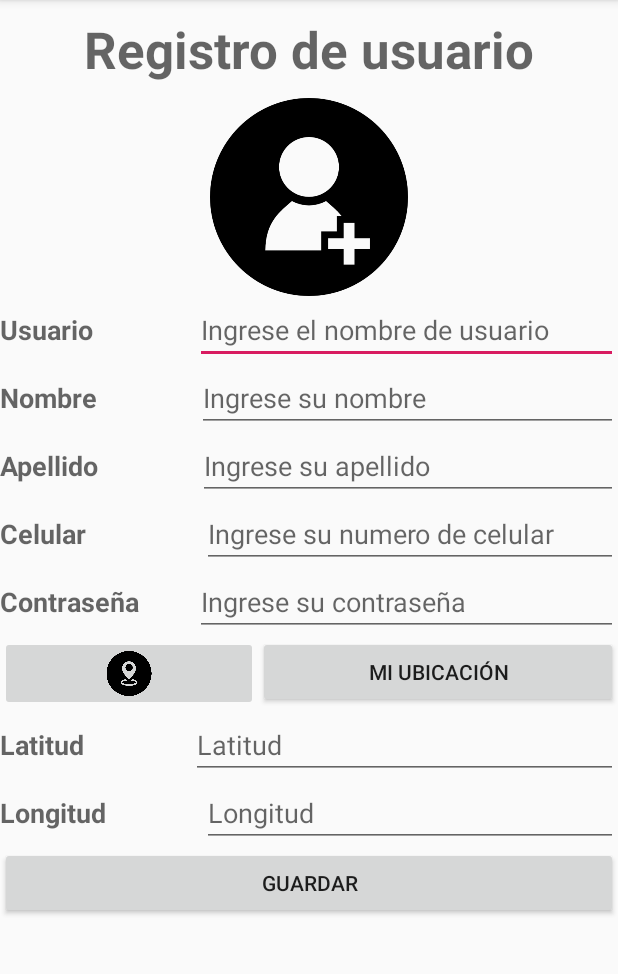
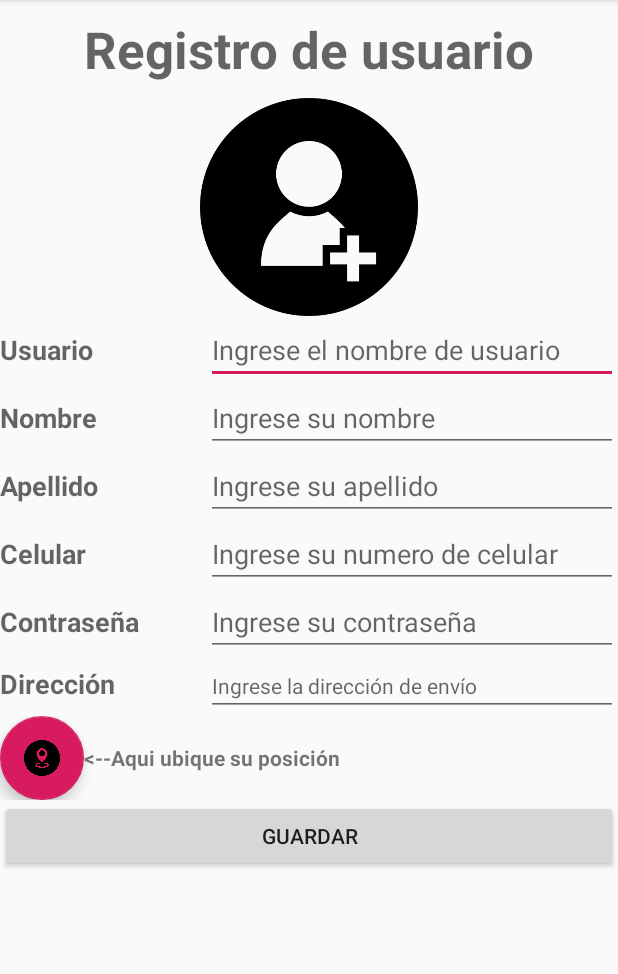
Before and after one commit to AlexAdriano1618/AppComida, an Android app: the Registro screen opened directly, with no data from a screen before it, on a phone screen of 412 x 824 dp, the part 84-1058 px from its top. Run offline under Robolectric (Android 15) with nearby library versions, the phone set to English and light mode, and no system bars.

Commit message:
12-02-2020 registro nuevo

```diff
--- a/app/src/main/java/com/alex/appcomida/Registro.java
+++ b/app/src/main/java/com/alex/appcomida/Registro.java
@@ -1,14 +1,28 @@
 package com.alex.appcomida;
 
 import androidx.appcompat.app.AppCompatActivity;
+import androidx.core.app.ActivityCompat;
 
+import android.Manifest;
+import android.content.Context;
 import android.content.Intent;
+import android.content.pm.PackageManager;
+import android.location.Address;
+import android.location.Geocoder;
+import android.location.Location;
+import android.location.LocationListener;
+import android.location.LocationManager;
+import android.location.LocationProvider;
 import android.os.Bundle;
+import android.provider.Settings;
+import android.util.Log;
 import android.view.View;
 import android.widget.Button;
 import android.widget.EditText;
 import android.widget.ImageButton;
 import android.widget.Toast;
+
+import com.google.android.material.floatingactionbutton.FloatingActionButton;
 
 import org.json.JSONException;
 import org.json.JSONObject;
@@ -18,12 +32,16 @@ import java.io.IOException;
 import java.net.HttpURLConnection;
 import java.net.MalformedURLException;
 import java.net.URL;
+import java.util.List;
+import java.util.Locale;
 
 public class Registro extends AppCompatActivity {
 
-    EditText nom, ape, usu, cel, con;
-    Button guar, miubi;
-    ImageButton mygps;
+    EditText nom, ape, usu, cel, con, dir;
+    Button guar;
+    FloatingActionButton mygps;
+    Double lat, lon;
+
     @Override
     protected void onCreate(Bundle savedInstanceState) {
         super.onCreate(savedInstanceState);
@@ -34,16 +52,10 @@ public class Registro extends AppCompatActivity {
         usu = findViewById(R.id.txtUsu);
         cel = findViewById(R.id.txtCel);
         con = findViewById(R.id.txtPwd);
+        dir = findViewById(R.id.txtDir);
         guar = findViewById(R.id.btnGuardar);
-        miubi = findViewById(R.id.btnMyGPS);
-        mygps = findViewById(R.id.imgbtnubi);
+        mygps = findViewById(R.id.FABMyPos);
 
-        miubi.setOnClickListener(new View.OnClickListener() {
-            @Override
-            public void onClick(View v) {
-                miUbicacion();
-            }
-        });
         mygps.setOnClickListener(new View.OnClickListener() {
             @Override
             public void onClick(View v) {
@@ -62,6 +74,14 @@ public class Registro extends AppCompatActivity {
 
             }
         });
+
+        if (ActivityCompat.checkSelfPermission(this, Manifest.permission.ACCESS_FINE_LOCATION) != PackageManager.PERMISSION_GRANTED && ActivityCompat.checkSelfPermission(this, Manifest.permission.ACCESS_COARSE_LOCATION) != PackageManager.PERMISSION_GRANTED) {
+            ActivityCompat.requestPermissions(this, new String[]{Manifest.permission.ACCESS_FINE_LOCATION,}, 1000);
+        } else {
+            locationStart();
+        }
+
+
 
     }
     public void miUbicacion(){
@@ -85,6 +105,9 @@ public class Registro extends AppCompatActivity {
             parametrosPost.put("celular", cel.getText());
             parametrosPost.put("usuar", usu.getText());
             parametrosPost.put("pass", con.getText());
+            parametrosPost.put("direccion", dir.getText());
+            parametrosPost.put("latitud", lat);
+            parametrosPost.put("longitud", lon);
 
 
             //DEFINIR PARAMETROS DE CONEXION
@@ -123,4 +146,112 @@ public class Registro extends AppCompatActivity {
             e.printStackTrace();
         }
     }
+
+    //Obtener ubicacion
+
+
+
+    private void locationStart() {
+        LocationManager mlocManager = (LocationManager) getSystemService(Context.LOCATION_SERVICE);
+        Localizacion Local = new Localizacion();
+        Local.setMainActivity(this);
+        final boolean gpsEnabled = mlocManager.isProviderEnabled(LocationManager.GPS_PROVIDER);
+        if (!gpsEnabled) {
+            Intent settingsIntent = new Intent(Settings.ACTION_LOCATION_SOURCE_SETTINGS);
+            startActivity(settingsIntent);
+        }
+        if (ActivityCompat.checkSelfPermission(this, Manifest.permission.ACCESS_FINE_LOCATION) != PackageManager.PERMISSION_GRANTED && ActivityCompat.checkSelfPermission(this, Manifest.permission.ACCESS_COARSE_LOCATION) != PackageManager.PERMISSION_GRANTED) {
+            ActivityCompat.requestPermissions(this, new String[]{Manifest.permission.ACCESS_FINE_LOCATION,}, 1000);
+            return;
+        }
+        mlocManager.requestLocationUpdates(LocationManager.NETWORK_PROVIDER, 0, 0, (LocationListener) Local);
+        mlocManager.requestLocationUpdates(LocationManager.GPS_PROVIDER, 0, 0, (LocationListener) Local);
+
+        Toast.makeText(this,"Localización ", Toast.LENGTH_SHORT).show();
+        //lat.toString("Localizacion agregada");
+        //lon= ';
+    }
+
+    public void onRequestPermissionsResult(int requestCode, String[] permissions, int[] grantResults) {
+        if (requestCode == 1000) {
+            if (grantResults[0] == PackageManager.PERMISSION_GRANTED) {
+                locationStart();
+                return;
+            }
+        }
+    }
+
+    public void setLocation(Location loc) {
+        //Obtener la direccion de la calle a partir de la latitud y la longitud
+        if (loc.getLatitude() != 0.0 && loc.getLongitude() != 0.0) {
+            try {
+                Geocoder geocoder = new Geocoder(this, Locale.getDefault());
+                List<Address> list = geocoder.getFromLocation(
+                        loc.getLatitude(), loc.getLongitude(), 1);
+                if (!list.isEmpty()) {
+                    Address DirCalle = list.get(0);
+                    dir.setText(DirCalle.getAddressLine(0));
+                }
+
+            } catch (IOException e) {
+                e.printStackTrace();
+            }
+        }
+    }
+/* Aqui empieza la Clase Localizacion */
+public class Localizacion implements LocationListener {
+    Registro registro;
+
+    public Registro getRegistro() {
+        return registro;
+    }
+
+    public void setMainActivity(Registro registro) {
+        this.registro = registro;
+    }
+
+    @Override
+    public void onLocationChanged(Location loc) {
+        // Este metodo se ejecuta cada vez que el GPS recibe nuevas coordenadas
+        // debido a la deteccion de un cambio de ubicacion
+
+        loc.getLatitude();
+        loc.getLongitude();
+
+        String Text = "Mi ubicacion actual es: " + "\n Lat = "
+                + loc.getLatitude() + "\n Long = " + loc.getLongitude();
+        Double Lati = loc.getLatitude();
+        Double Longi = loc.getLongitude();
+        lat = Lati;
+        lon = Longi;
+        this.registro.setLocation(loc);
+    }
+
+    @Override
+    public void onProviderDisabled(String provider) {
+        // Este metodo se ejecuta cuando el GPS es desactivado
+        //lat.toString("GPS Desactivado");
+    }
+
+    @Override
+    public void onProviderEnabled(String provider) {
+        // Este metodo se ejecuta cuando el GPS es activado
+        //lat.toString("GPS Activado");
+    }
+
+    @Override
+    public void onStatusChanged(String provider, int status, Bundle extras) {
+        switch (status) {
+            case LocationProvider.AVAILABLE:
+                Log.d("debug", "LocationProvider.AVAILABLE");
+                break;
+            case LocationProvider.OUT_OF_SERVICE:
+                Log.d("debug", "LocationProvider.OUT_OF_SERVICE");
+                break;
+            case LocationProvider.TEMPORARILY_UNAVAILABLE:
+                Log.d("debug", "LocationProvider.TEMPORARILY_UNAVAILABLE");
+                break;
+        }
+    }
 }
+}
--- a/app/src/main/res/layout/activity_registro.xml
+++ b/app/src/main/res/layout/activity_registro.xml
@@ -4,8 +4,10 @@
     xmlns:tools="http://schemas.android.com/tools"
     android:layout_width="match_parent"
     android:layout_height="match_parent"
+    android:isScrollContainer="true"
     android:orientation="vertical"
     tools:context=".Registro">
+
     <TextView
         android:id="@+id/txtTitulo"
         android:layout_width="match_parent"
@@ -17,21 +19,19 @@
 
     <ImageView
         android:id="@+id/imgUser"
-        android:layout_width="184dp"
-        android:layout_height="132dp"
+        android:layout_width="156dp"
+        android:layout_height="145dp"
         android:layout_gravity="center"
         android:contentDescription="@string/todo"
         app:srcCompat="@drawable/user1" />
 
-    <LinearLayout
+    <TableLayout
         android:layout_width="match_parent"
-        android:layout_height="wrap_content"
-        android:orientation="vertical">
+        android:layout_height="match_parent">
 
-        <LinearLayout
+        <TableRow
             android:layout_width="match_parent"
-            android:layout_height="wrap_content"
-            android:orientation="horizontal">
+            android:layout_height="match_parent">
 
             <TextView
                 android:id="@+id/textView7"
@@ -51,12 +51,11 @@
                 android:hint="@string/ingrese_el_nombre_de_usuario"
                 android:importantForAutofill="no"
                 android:inputType="textPersonName" />
-        </LinearLayout>
+        </TableRow>
 
-        <LinearLayout
+        <TableRow
             android:layout_width="match_parent"
-            android:layout_height="wrap_content"
-            android:orientation="horizontal">
+            android:layout_height="match_parent">
 
             <TextView
                 android:id="@+id/textView9"
@@ -76,12 +75,11 @@
                 android:hint="@string/ingrese_su_nombre"
                 android:importantForAutofill="no"
                 android:inputType="textPersonName" />
-        </LinearLayout>
+        </TableRow>
 
-        <LinearLayout
+        <TableRow
             android:layout_width="match_parent"
-            android:layout_height="wrap_content"
-            android:orientation="horizontal">
+            android:layout_height="match_parent">
 
             <TextView
                 android:id="@+id/textView10"
@@ -101,12 +99,11 @@
                 android:hint="@string/ingrese_su_apellido"
                 android:importantForAutofill="no"
                 android:inputType="textPersonName" />
-        </LinearLayout>
+        </TableRow>
 
-        <LinearLayout
+        <TableRow
             android:layout_width="match_parent"
-            android:layout_height="wrap_content"
-            android:orientation="horizontal">
+            android:layout_height="match_parent">
 
             <TextView
                 android:id="@+id/textView11"
@@ -126,12 +123,11 @@
                 android:hint="@string/ingrese_su_numero_de_celular"
                 android:importantForAutofill="no"
                 android:inputType="number" />
-        </LinearLayout>
+        </TableRow>
 
-        <LinearLayout
+        <TableRow
             android:layout_width="match_parent"
-            android:layout_height="wrap_content"
-            android:orientation="horizontal">
+            android:layout_height="match_parent">
 
             <TextView
                 android:id="@+id/textView12"
@@ -151,88 +147,57 @@
                 android:hint="@string/ingrese_su_contrase_a"
                 android:importantForAutofill="no"
                 android:inputType="textPassword" />
-        </LinearLayout>
+        </TableRow>
 
-        <LinearLayout
+        <TableRow
+            android:layout_width="match_parent"
+            android:layout_height="match_parent">
+
+            <TextView
+                android:id="@+id/textView"
                 android:layout_width="match_parent"
                 android:layout_height="wrap_content"
-            android:orientation="horizontal">
-
-            <ImageButton
-                android:id="@+id/imgbtnubi"
-                android:layout_width="50dp"
-                android:layout_height="50dp"
-                android:layout_gravity="center_horizontal|center_vertical"
                 android:layout_weight="1"
-                android:contentDescription="@string/todo"
-                android:scaleType="fitCenter"
-                app:srcCompat="@drawable/placeholder" />
-
-            <Button
-                android:id="@+id/btnMyGPS"
-                android:layout_width="wrap_content"
-                android:layout_height="wrap_content"
-                android:layout_weight="1"
-                android:text="@string/mi_ubicaci_n" />
-        </LinearLayout>
-
-
-        <LinearLayout
-            android:layout_width="match_parent"
-            android:layout_height="wrap_content"
-            android:orientation="horizontal">
-
-            <TextView
-                android:id="@+id/txtLati"
-                android:layout_width="wrap_content"
-                android:layout_height="wrap_content"
-                android:layout_weight="1"
-                android:text="@string/latitud"
+                android:text="@string/direcci_n"
                 android:textAppearance="@style/TextAppearance.AppCompat.Medium"
                 android:textStyle="bold" />
 
             <EditText
-                android:id="@+id/txtLatitud"
+                android:id="@+id/txtDir"
                 android:layout_width="wrap_content"
                 android:layout_height="wrap_content"
                 android:layout_weight="1"
-                android:ems="10"
-                android:hint="@string/latitud"
+                android:hint="@string/ingrese_la_direcci_n_de_env_o"
                 android:importantForAutofill="no"
-                android:inputType="textPersonName" />
-        </LinearLayout>
-        <LinearLayout
+                android:inputType="text"
+                android:singleLine="true"
+                android:textAppearance="@style/TextAppearance.AppCompat.Body1" />
+        </TableRow>
+
+        <TableRow
             android:layout_width="match_parent"
+            android:layout_height="match_parent">
+
+            <com.google.android.material.floatingactionbutton.FloatingActionButton
+                android:id="@+id/FABMyPos"
+                android:layout_width="wrap_content"
                 android:layout_height="wrap_content"
-            android:orientation="horizontal">
+                android:clickable="true"
+                android:focusable="true"
+                app:srcCompat="@drawable/placeholder" />
 
             <TextView
-                android:id="@+id/txtLongi"
+                android:id="@+id/textView3"
                 android:layout_width="wrap_content"
                 android:layout_height="wrap_content"
-                android:layout_weight="1"
-                android:text="@string/longitud"
-                android:textAppearance="@style/TextAppearance.AppCompat.Medium"
+                android:layout_gravity="center_vertical"
+                android:text="@string/aqui_ubique_su_posici_n"
                 android:textStyle="bold" />
+        </TableRow>
 
-            <EditText
-                android:id="@+id/txtLongitud"
-                android:layout_width="wrap_content"
-                android:layout_height="wrap_content"
-                android:layout_weight="1"
-                android:ems="10"
-                android:hint="@string/longitud"
-                android:importantForAutofill="no"
-                android:inputType="textPersonName" />
-        </LinearLayout>
-    </LinearLayout>
-
-
-
-    <LinearLayout
+        <TableRow
             android:layout_width="match_parent"
-        android:layout_height="wrap_content"
-        android:orientation="horizontal">
+            android:layout_height="match_parent">
 
             <Button
                 android:id="@+id/btnGuardar"
@@ -240,6 +205,7 @@
                 android:layout_height="wrap_content"
                 android:layout_weight="1"
                 android:text="@string/guardar" />
+        </TableRow>
+    </TableLayout>
 
 </LinearLayout>
-    </LinearLayout>
--- a/app/src/main/res/values/strings.xml
+++ b/app/src/main/res/values/strings.xml
@@ -41,4 +41,7 @@
     <string name="plato">Plato</string>
     <string name="a_adir">Añadir</string>
     <string name="disminuir">Disminuir</string>
+    <string name="direcci_n">Dirección</string>
+    <string name="ingrese_la_direcci_n_de_env_o">Ingrese la dirección de envío</string>
+    <string name="aqui_ubique_su_posici_n"><![CDATA[<--Aqui ubique su posición]]></string>
 </resources>
```
Lines whose indentation alone changed are shown as unchanged.
